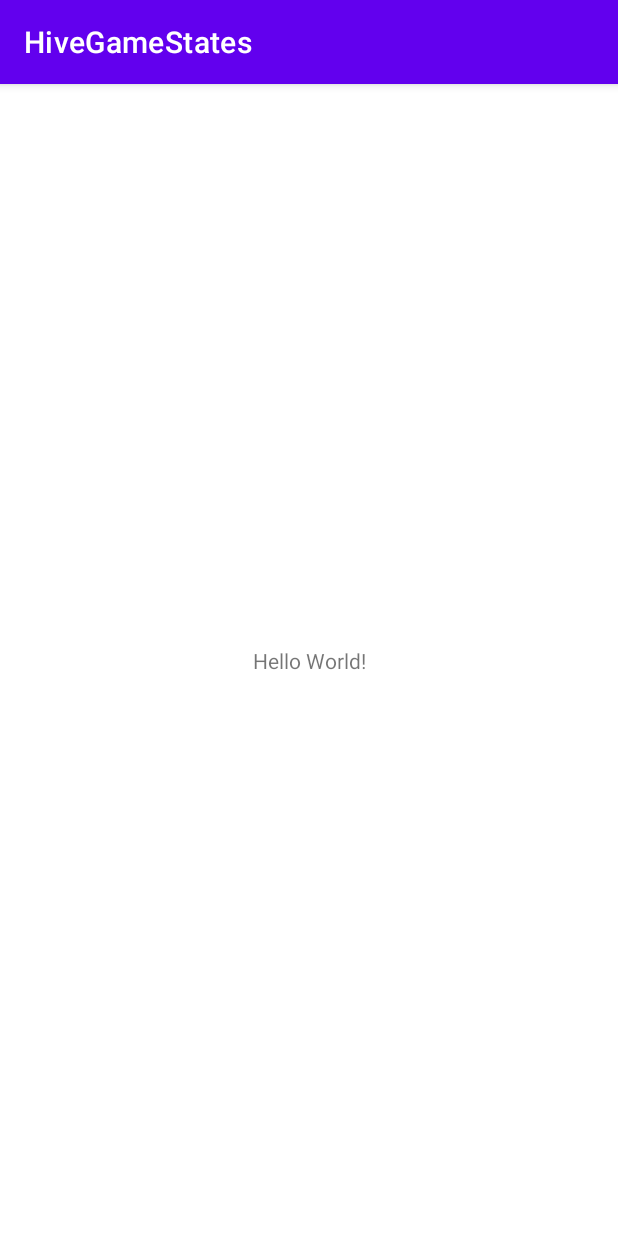
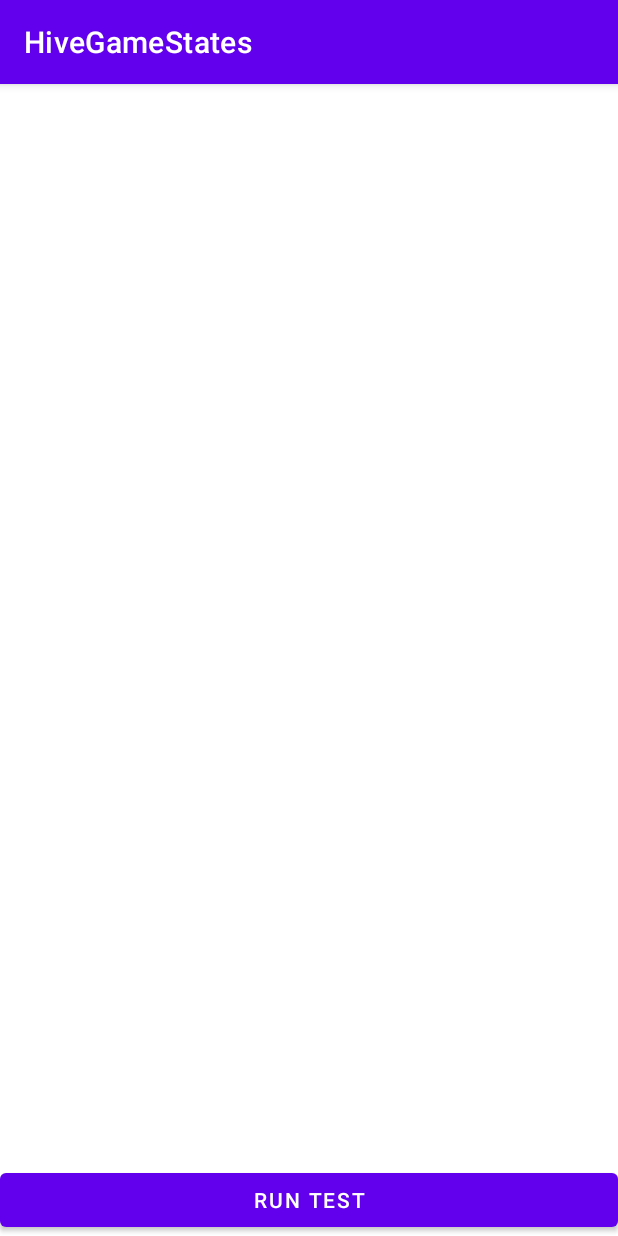
Before and after one commit to hurstj22/HiveGameState, an Android app: the screen it shows after launch (MainActivity), on a phone screen of 412 x 824 dp. Run offline under Robolectric (Android 15) with nearby library versions, the phone set to English and light mode, and no system bars.

Commit message:
Added the textbox and button for the ui

```diff
--- a/app/src/main/res/layout/activity_main.xml
+++ b/app/src/main/res/layout/activity_main.xml
@@ -6,13 +6,22 @@
     android:layout_height="match_parent"
     tools:context=".MainActivity">
 
-    <TextView
-        android:layout_width="wrap_content"
-        android:layout_height="wrap_content"
-        android:text="Hello World!"
-        app:layout_constraintBottom_toBottomOf="parent"
-        app:layout_constraintLeft_toLeftOf="parent"
-        app:layout_constraintRight_toRightOf="parent"
-        app:layout_constraintTop_toTopOf="parent" />
+    <LinearLayout
+        android:layout_width="match_parent"
+        android:layout_height="match_parent"
+        android:orientation="vertical">
+
+        <TextView
+            android:id="@+id/editText"
+            android:layout_width="fill_parent"
+            android:layout_height="wrap_content"
+            android:layout_weight="1" />
+
+        <Button
+            android:id="@+id/runTestButton"
+            android:layout_width="fill_parent"
+            android:layout_height="wrap_content"
+            android:text="@string/run_test" />
+    </LinearLayout>
 
 </androidx.constraintlayout.widget.ConstraintLayout>
--- a/app/src/main/res/values/strings.xml
+++ b/app/src/main/res/values/strings.xml
@@ -1,3 +1,4 @@
 <resources>
     <string name="app_name">HiveGameStates</string>
+    <string name="run_test">Run Test</string>
 </resources>
```
